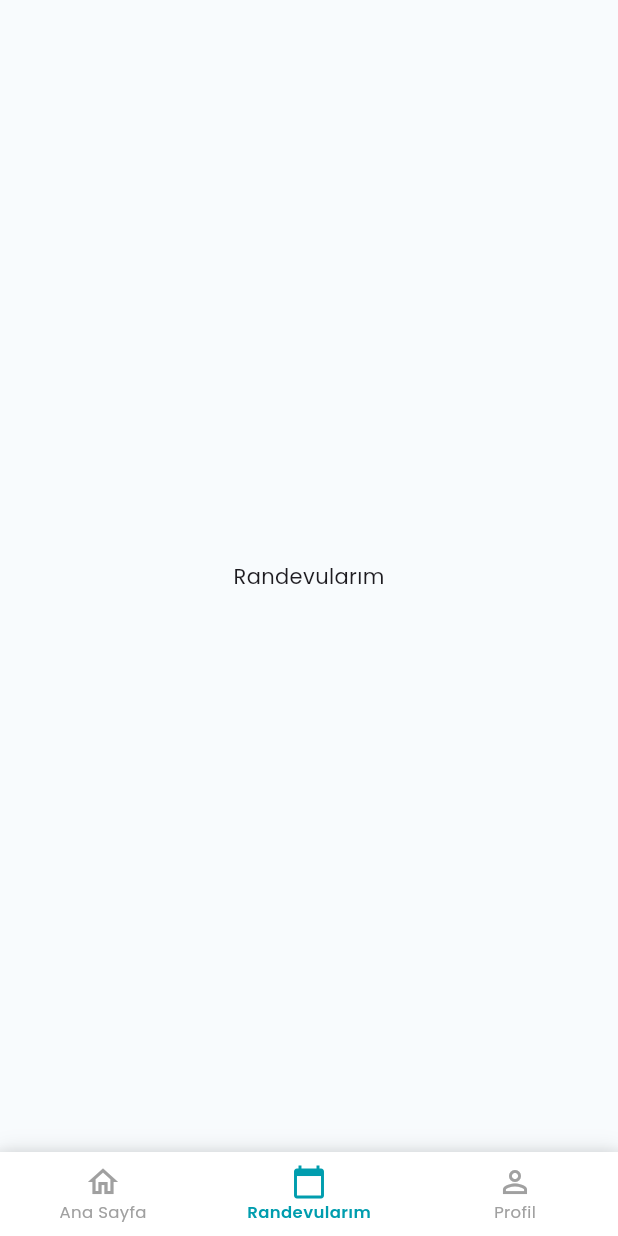
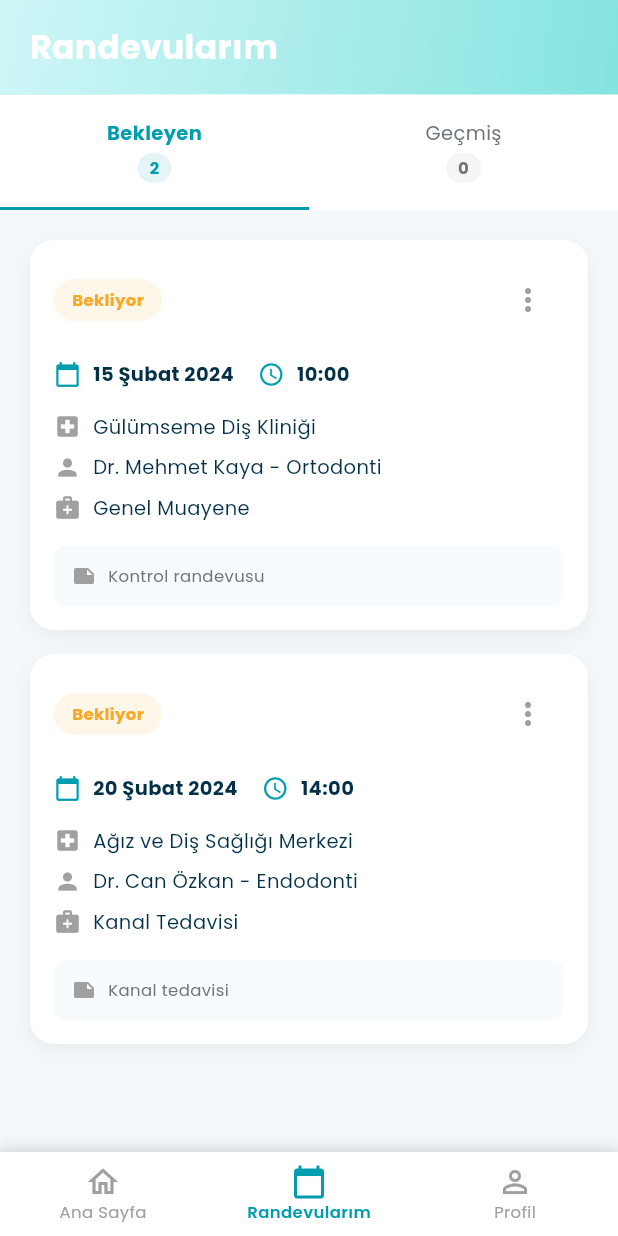
Before and after one commit to CemBlt/app_dent, a Flutter app: the screen it shows after launch, item 2 of the bottom bar chosen, on a phone screen of 412 x 824 dp. Run offline on Flutter 3.47's test engine with Material 3 defaults, Android fonts, the phone set to English and light mode, and no system bars; our stand-ins replace google_fonts.

Commit message:
Anasayfa iskelet ve randevularım sayfası

```diff
--- /dev/null
+++ b/lib/models/appointment.dart
@@ -0,0 +1,55 @@
+class Appointment {
+  final String id;
+  final String userId;
+  final String hospitalId;
+  final String doctorId;
+  final String date;
+  final String time;
+  final String status; // pending, completed, cancelled
+  final String service;
+  final String notes;
+  final String createdAt;
+
+  Appointment({
+    required this.id,
+    required this.userId,
+    required this.hospitalId,
+    required this.doctorId,
+    required this.date,
+    required this.time,
+    required this.status,
+    required this.service,
+    required this.notes,
+    required this.createdAt,
+  });
+
+  factory Appointment.fromJson(Map<String, dynamic> json) {
+    return Appointment(
+      id: json['id'] as String,
+      userId: json['userId'] as String,
+      hospitalId: json['hospitalId'] as String,
+      doctorId: json['doctorId'] as String,
+      date: json['date'] as String,
+      time: json['time'] as String,
+      status: json['status'] as String,
+      service: json['service'] as String,
+      notes: json['notes'] as String,
+      createdAt: json['createdAt'] as String,
+    );
+  }
+
+  Map<String, dynamic> toJson() {
+    return {
+      'id': id,
+      'userId': userId,
+      'hospitalId': hospitalId,
+      'doctorId': doctorId,
+      'date': date,
+      'time': time,
+      'status': status,
+      'service': service,
+      'notes': notes,
+      'createdAt': createdAt,
+    };
+  }
+}
--- /dev/null
+++ b/lib/models/service.dart
@@ -0,0 +1,31 @@
+class Service {
+  final String id;
+  final String name;
+  final String description;
+  final int price;
+
+  Service({
+    required this.id,
+    required this.name,
+    required this.description,
+    required this.price,
+  });
+
+  factory Service.fromJson(Map<String, dynamic> json) {
+    return Service(
+      id: json['id'] as String,
+      name: json['name'] as String,
+      description: json['description'] as String,
+      price: json['price'] as int,
+    );
+  }
+
+  Map<String, dynamic> toJson() {
+    return {
+      'id': id,
+      'name': name,
+      'description': description,
+      'price': price,
+    };
+  }
+}
--- /dev/null
+++ b/lib/screens/appointments_screen.dart
@@ -0,0 +1,533 @@
+import 'package:flutter/material.dart';
+
+import '../models/appointment.dart';
+import '../models/doctor.dart';
+import '../models/hospital.dart';
+import '../models/service.dart';
+import '../services/json_service.dart';
+import '../theme/app_theme.dart';
+
+class AppointmentsScreen extends StatefulWidget {
+  const AppointmentsScreen({super.key});
+
+  @override
+  State<AppointmentsScreen> createState() => _AppointmentsScreenState();
+}
+
+class _AppointmentsScreenState extends State<AppointmentsScreen> {
+  List<Appointment> _appointments = [];
+  List<Hospital> _hospitals = [];
+  List<Doctor> _doctors = [];
+  List<Service> _services = [];
+  bool _isLoading = true;
+  int _selectedTab = 0; // 0: Bekleyen, 1: Geçmiş
+
+  @override
+  void initState() {
+    super.initState();
+    _loadData();
+  }
+
+  Future<void> _loadData() async {
+    // Şimdilik userId = "1" kullanıyoruz
+    const String currentUserId = "1";
+
+    final appointments = await JsonService.getUserAppointments(currentUserId);
+    final hospitals = await JsonService.getHospitals();
+    final doctors = await JsonService.getDoctors();
+    final services = await JsonService.getServices();
+
+    setState(() {
+      _appointments = appointments;
+      _hospitals = hospitals;
+      _doctors = doctors;
+      _services = services;
+      _isLoading = false;
+    });
+  }
+
+  List<Appointment> get _pendingAppointments {
+    return _appointments.where((apt) => apt.status == 'pending').toList()
+      ..sort((a, b) {
+        final dateA = DateTime.parse('${a.date} ${a.time}');
+        final dateB = DateTime.parse('${b.date} ${b.time}');
+        return dateA.compareTo(dateB);
+      });
+  }
+
+  List<Appointment> get _pastAppointments {
+    return _appointments
+        .where((apt) => apt.status == 'completed' || apt.status == 'cancelled')
+        .toList()
+      ..sort((a, b) {
+        final dateA = DateTime.parse('${a.date} ${a.time}');
+        final dateB = DateTime.parse('${b.date} ${b.time}');
+        return dateB.compareTo(dateA);
+      });
+  }
+
+  Hospital? _getHospital(String hospitalId) {
+    try {
+      return _hospitals.firstWhere((h) => h.id == hospitalId);
+    } catch (e) {
+      return null;
+    }
+  }
+
+  Doctor? _getDoctor(String doctorId) {
+    try {
+      return _doctors.firstWhere((d) => d.id == doctorId);
+    } catch (e) {
+      return null;
+    }
+  }
+
+  Service? _getService(String serviceId) {
+    try {
+      return _services.firstWhere((s) => s.id == serviceId);
+    } catch (e) {
+      return null;
+    }
+  }
+
+  String _getStatusText(String status) {
+    switch (status) {
+      case 'pending':
+        return 'Bekliyor';
+      case 'completed':
+        return 'Tamamlandı';
+      case 'cancelled':
+        return 'İptal Edildi';
+      default:
+        return status;
+    }
+  }
+
+  Color _getStatusColor(String status) {
+    switch (status) {
+      case 'pending':
+        return AppTheme.warningOrange;
+      case 'completed':
+        return AppTheme.successGreen;
+      case 'cancelled':
+        return Colors.red;
+      default:
+        return AppTheme.grayText;
+    }
+  }
+
+  void _cancelAppointment(Appointment appointment) {
+    showDialog(
+      context: context,
+      builder: (context) => AlertDialog(
+        title: Text('Randevuyu İptal Et', style: AppTheme.headingSmall),
+        content: Text(
+          'Bu randevuyu iptal etmek istediğinize emin misiniz?',
+          style: AppTheme.bodyMedium,
+        ),
+        actions: [
+          TextButton(
+            onPressed: () => Navigator.pop(context),
+            child: Text(
+              'Hayır',
+              style: AppTheme.bodyMedium.copyWith(color: AppTheme.grayText),
+            ),
+          ),
+          TextButton(
+            onPressed: () {
+              // İptal işlemi (şimdilik sadece UI'dan kaldır)
+              setState(() {
+                _appointments.removeWhere((apt) => apt.id == appointment.id);
+              });
+              Navigator.pop(context);
+              ScaffoldMessenger.of(context).showSnackBar(
+                SnackBar(
+                  content: Text('Randevu iptal edildi'),
+                  backgroundColor: AppTheme.successGreen,
+                ),
+              );
+            },
+            child: Text(
+              'Evet',
+              style: AppTheme.bodyMedium.copyWith(color: Colors.red),
+            ),
+          ),
+        ],
+      ),
+    );
+  }
+
+  @override
+  Widget build(BuildContext context) {
+    return Scaffold(
+      body: Container(
+        decoration: const BoxDecoration(
+          image: DecorationImage(
+            image: AssetImage('assets/images/other_page.png'),
+            fit: BoxFit.cover,
+          ),
+        ),
+        child: SafeArea(
+          child: _isLoading
+              ? const Center(child: CircularProgressIndicator())
+              : Column(
+                  children: [
+                    // Header
+                    Container(
+                      padding: const EdgeInsets.symmetric(
+                        horizontal: 20,
+                        vertical: 16,
+                      ),
+                      decoration: BoxDecoration(
+                        gradient: const LinearGradient(
+                          begin: Alignment.topLeft,
+                          end: Alignment.bottomRight,
+                          colors: [
+                            AppTheme.lightTurquoise,
+                            AppTheme.mediumTurquoise,
+                          ],
+                        ),
+                      ),
+                      child: Row(
+                        children: [
+                          Text(
+                            'Randevularım',
+                            style: AppTheme.headingLarge.copyWith(
+                              color: AppTheme.white,
+                            ),
+                          ),
+                        ],
+                      ),
+                    ),
+                    // Tab Bar
+                    Container(
+                      color: AppTheme.white,
+                      child: Row(
+                        children: [
+                          Expanded(
+                            child: _buildTabButton(
+                              0,
+                              'Bekleyen',
+                              _pendingAppointments.length,
+                            ),
+                          ),
+                          Expanded(
+                            child: _buildTabButton(
+                              1,
+                              'Geçmiş',
+                              _pastAppointments.length,
+                            ),
+                          ),
+                        ],
+                      ),
+                    ),
+                    // List
+                    Expanded(
+                      child: RefreshIndicator(
+                        onRefresh: _loadData,
+                        child: _selectedTab == 0
+                            ? _buildAppointmentsList(_pendingAppointments)
+                            : _buildAppointmentsList(_pastAppointments),
+                      ),
+                    ),
+                  ],
+                ),
+        ),
+      ),
+    );
+  }
+
+  Widget _buildTabButton(int index, String label, int count) {
+    final isSelected = _selectedTab == index;
+    return Material(
+      color: Colors.transparent,
+      child: InkWell(
+        onTap: () {
+          setState(() {
+            _selectedTab = index;
+          });
+        },
+        child: Container(
+          padding: const EdgeInsets.symmetric(vertical: 16),
+          decoration: BoxDecoration(
+            border: Border(
+              bottom: BorderSide(
+                color: isSelected ? AppTheme.tealBlue : Colors.transparent,
+                width: 2,
+              ),
+            ),
+          ),
+          child: Column(
+            children: [
+              Text(
+                label,
+                style: AppTheme.bodyMedium.copyWith(
+                  fontWeight: isSelected ? FontWeight.bold : FontWeight.normal,
+                  color: isSelected ? AppTheme.tealBlue : AppTheme.grayText,
+                ),
+              ),
+              const SizedBox(height: 4),
+              Container(
+                padding: const EdgeInsets.symmetric(horizontal: 8, vertical: 2),
+                decoration: BoxDecoration(
+                  color: isSelected
+                      ? AppTheme.tealBlue.withOpacity(0.1)
+                      : AppTheme.iconGray.withOpacity(0.1),
+                  borderRadius: BorderRadius.circular(12),
+                ),
+                child: Text(
+                  count.toString(),
+                  style: AppTheme.bodySmall.copyWith(
+                    color: isSelected ? AppTheme.tealBlue : AppTheme.grayText,
+                    fontWeight: FontWeight.bold,
+                  ),
+                ),
+              ),
+            ],
+          ),
+        ),
+      ),
+    );
+  }
+
+  Widget _buildAppointmentsList(List<Appointment> appointments) {
+    if (appointments.isEmpty) {
+      return Center(
+        child: Column(
+          mainAxisAlignment: MainAxisAlignment.center,
+          children: [
+            Icon(
+              Icons.calendar_today_outlined,
+              size: 64,
+              color: AppTheme.iconGray,
+            ),
+            const SizedBox(height: 16),
+            Text(
+              'Randevu bulunamadı',
+              style: AppTheme.bodyLarge.copyWith(color: AppTheme.grayText),
+            ),
+          ],
+        ),
+      );
+    }
+
+    return ListView.builder(
+      padding: const EdgeInsets.all(20),
+      itemCount: appointments.length,
+      itemBuilder: (context, index) {
+        final appointment = appointments[index];
+        return _buildAppointmentCard(appointment);
+      },
+    );
+  }
+
+  Widget _buildAppointmentCard(Appointment appointment) {
+    final hospital = _getHospital(appointment.hospitalId);
+    final doctor = _getDoctor(appointment.doctorId);
+    final service = _getService(appointment.service);
+
+    return Container(
+      margin: const EdgeInsets.only(bottom: 16),
+      decoration: BoxDecoration(
+        color: AppTheme.white,
+        borderRadius: BorderRadius.circular(16),
+        boxShadow: [
+          BoxShadow(
+            color: Colors.black.withOpacity(0.05),
+            blurRadius: 10,
+            offset: const Offset(0, 4),
+          ),
+        ],
+      ),
+      child: Padding(
+        padding: const EdgeInsets.all(16),
+        child: Column(
+          crossAxisAlignment: CrossAxisAlignment.start,
+          children: [
+            // Header
+            Row(
+              mainAxisAlignment: MainAxisAlignment.spaceBetween,
+              children: [
+                Container(
+                  padding: const EdgeInsets.symmetric(
+                    horizontal: 12,
+                    vertical: 6,
+                  ),
+                  decoration: BoxDecoration(
+                    color: _getStatusColor(appointment.status).withOpacity(0.1),
+                    borderRadius: BorderRadius.circular(20),
+                  ),
+                  child: Text(
+                    _getStatusText(appointment.status),
+                    style: AppTheme.bodySmall.copyWith(
+                      color: _getStatusColor(appointment.status),
+                      fontWeight: FontWeight.bold,
+                    ),
+                  ),
+                ),
+                if (appointment.status == 'pending')
+                  IconButton(
+                    icon: const Icon(Icons.more_vert, color: AppTheme.iconGray),
+                    onPressed: () {
+                      _showAppointmentOptions(appointment);
+                    },
+                  ),
+              ],
+            ),
+            const SizedBox(height: 16),
+            // Tarih ve Saat
+            Row(
+              children: [
+                Icon(Icons.calendar_today, size: 18, color: AppTheme.tealBlue),
+                const SizedBox(width: 8),
+                Text(
+                  _formatDate(appointment.date),
+                  style: AppTheme.bodyMedium.copyWith(
+                    fontWeight: FontWeight.bold,
+                  ),
+                ),
+                const SizedBox(width: 16),
+                Icon(Icons.access_time, size: 18, color: AppTheme.tealBlue),
+                const SizedBox(width: 8),
+                Text(
+                  appointment.time,
+                  style: AppTheme.bodyMedium.copyWith(
+                    fontWeight: FontWeight.bold,
+                  ),
+                ),
+              ],
+            ),
+            const SizedBox(height: 16),
+            // Hastane
+            if (hospital != null) ...[
+              Row(
+                children: [
+                  Icon(
+                    Icons.local_hospital,
+                    size: 18,
+                    color: AppTheme.iconGray,
+                  ),
+                  const SizedBox(width: 8),
+                  Expanded(
+                    child: Text(hospital.name, style: AppTheme.bodyMedium),
+                  ),
+                ],
+              ),
+              const SizedBox(height: 8),
+            ],
+            // Doktor
+            if (doctor != null) ...[
+              Row(
+                children: [
+                  Icon(Icons.person, size: 18, color: AppTheme.iconGray),
+                  const SizedBox(width: 8),
+                  Expanded(
+                    child: Text(
+                      '${doctor.fullName} - ${doctor.specialty}',
+                      style: AppTheme.bodyMedium,
+                    ),
+                  ),
+                ],
+              ),
+              const SizedBox(height: 8),
+            ],
+            // Hizmet
+            if (service != null) ...[
+              Row(
+                children: [
+                  Icon(
+                    Icons.medical_services,
+                    size: 18,
+                    color: AppTheme.iconGray,
+                  ),
+                  const SizedBox(width: 8),
+                  Expanded(
+                    child: Text(service.name, style: AppTheme.bodyMedium),
+                  ),
+                ],
+              ),
+              const SizedBox(height: 8),
+            ],
+            // Notlar
+            if (appointment.notes.isNotEmpty) ...[
+              const SizedBox(height: 8),
+              Container(
+                padding: const EdgeInsets.all(12),
+                decoration: BoxDecoration(
+                  color: AppTheme.backgroundLight,
+                  borderRadius: BorderRadius.circular(8),
+                ),
+                child: Row(
+                  crossAxisAlignment: CrossAxisAlignment.start,
+                  children: [
+                    Icon(Icons.note, size: 16, color: AppTheme.iconGray),
+                    const SizedBox(width: 8),
+                    Expanded(
+                      child: Text(appointment.notes, style: AppTheme.bodySmall),
+                    ),
+                  ],
+                ),
+              ),
+            ],
+          ],
+        ),
+      ),
+    );
+  }
+
+  void _showAppointmentOptions(Appointment appointment) {
+    showModalBottomSheet(
+      context: context,
+      shape: const RoundedRectangleBorder(
+        borderRadius: BorderRadius.vertical(top: Radius.circular(20)),
+      ),
+      builder: (context) => Container(
+        padding: const EdgeInsets.all(20),
+        child: Column(
+          mainAxisSize: MainAxisSize.min,
+          children: [
+            ListTile(
+              leading: const Icon(Icons.edit, color: AppTheme.tealBlue),
+              title: Text('Düzenle', style: AppTheme.bodyMedium),
+              onTap: () {
+                Navigator.pop(context);
+                // Düzenleme sayfasına yönlendirme
+              },
+            ),
+            ListTile(
+              leading: const Icon(Icons.cancel, color: Colors.red),
+              title: Text('İptal Et', style: AppTheme.bodyMedium),
+              onTap: () {
+                Navigator.pop(context);
+                _cancelAppointment(appointment);
+              },
+            ),
+          ],
+        ),
+      ),
+    );
+  }
+
+  String _formatDate(String date) {
+    try {
+      final dateTime = DateTime.parse(date);
+      final months = [
+        'Ocak',
+        'Şubat',
+        'Mart',
+        'Nisan',
+        'Mayıs',
+        'Haziran',
+        'Temmuz',
+        'Ağustos',
+        'Eylül',
+        'Ekim',
+        'Kasım',
+        'Aralık',
+      ];
+      return '${dateTime.day} ${months[dateTime.month - 1]} ${dateTime.year}';
+    } catch (e) {
+      return date;
+    }
+  }
+}
--- a/lib/screens/home_screen.dart
+++ b/lib/screens/home_screen.dart
@@ -34,6 +34,13 @@ class _HomeScreenState extends State<HomeScreen> {
     final doctors = await JsonService.getPopularDoctors();
     final tips = await JsonService.getTips();
 
+    // Hastaneleri uzaklığa göre sırala (en yakından uzağa)
+    hospitals.sort((a, b) {
+      final distanceA = _getDistanceValue(a);
+      final distanceB = _getDistanceValue(b);
+      return distanceA.compareTo(distanceB);
+    });
+
     setState(() {
       _hospitals = hospitals;
       _popularDoctors = doctors;
@@ -52,6 +59,19 @@ class _HomeScreenState extends State<HomeScreen> {
         _startTipCarousel();
       }
     });
+  }
+
+  // Uzaklık değerini sayısal olarak döndür
+  double _getDistanceValue(Hospital hospital) {
+    // Gerçek konum bilgisi olmadığı için hastane ID'sine göre sabit değer
+    final distances = {'1': 1.2, '2': 0.8, '3': 2.5};
+    return distances[hospital.id] ?? 1.6;
+  }
+
+  // Uzaklık hesaplama (string formatında)
+  String _getDistance(Hospital hospital) {
+    final distance = _getDistanceValue(hospital);
+    return '${distance.toStringAsFixed(1)} km';
   }
 
   @override
@@ -605,12 +625,15 @@ class _HomeScreenState extends State<HomeScreen> {
                           ),
                           const SizedBox(width: 12),
                           Icon(
-                            Icons.access_time,
+                            Icons.location_on,
                             size: 14,
                             color: AppTheme.iconGray,
                           ),
                           const SizedBox(width: 4),
-                          Text('09:00 - 18:00', style: AppTheme.bodySmall),
+                          Text(
+                            _getDistance(hospital),
+                            style: AppTheme.bodySmall,
+                          ),
                         ],
                       ),
                     ],
--- a/lib/screens/main_screen.dart
+++ b/lib/screens/main_screen.dart
@@ -1,8 +1,8 @@
 import 'package:flutter/material.dart';
 import '../theme/app_theme.dart';
 import 'home_screen.dart';
-// Randevularım ve Profil sayfaları daha sonra eklenecek
-// import 'appointments_screen.dart';
+import 'appointments_screen.dart';
+// Profil sayfası daha sonra eklenecek
 // import 'profile_screen.dart';
 
 class MainScreen extends StatefulWidget {
@@ -17,9 +17,7 @@ class _MainScreenState extends State<MainScreen> {
 
   final List<Widget> _screens = [
     const HomeScreen(),
-    // Randevularım sayfası daha sonra eklenecek
-    // const AppointmentsScreen(),
-    const Center(child: Text('Randevularım')),
+    const AppointmentsScreen(),
     // Profil sayfası daha sonra eklenecek
     // const ProfileScreen(),
     const Center(child: Text('Profil')),
--- a/lib/services/json_service.dart
+++ b/lib/services/json_service.dart
@@ -3,6 +3,8 @@ import 'package:flutter/services.dart';
 import '../models/hospital.dart';
 import '../models/doctor.dart';
 import '../models/tip.dart';
+import '../models/appointment.dart';
+import '../models/service.dart';
 
 class JsonService {
   // Hastaneleri getir
@@ -64,4 +66,46 @@ class JsonService {
           hospital.address.toLowerCase().contains(lowerQuery);
     }).toList();
   }
+
+  // Randevuları getir
+  static Future<List<Appointment>> getAppointments() async {
+    try {
+      final String response =
+          await rootBundle.loadString('assets/data/appointments.json');
+      final List<dynamic> data = json.decode(response);
+      return data.map((json) => Appointment.fromJson(json)).toList();
+    } catch (e) {
+      return [];
+    }
+  }
+
+  // Kullanıcının randevularını getir
+  static Future<List<Appointment>> getUserAppointments(String userId) async {
+    final allAppointments = await getAppointments();
+    return allAppointments
+        .where((appointment) => appointment.userId == userId)
+        .toList();
+  }
+
+  // Hizmetleri getir
+  static Future<List<Service>> getServices() async {
+    try {
+      final String response =
+          await rootBundle.loadString('assets/data/services.json');
+      final List<dynamic> data = json.decode(response);
+      return data.map((json) => Service.fromJson(json)).toList();
+    } catch (e) {
+      return [];
+    }
+  }
+
+  // Hizmet getir
+  static Future<Service?> getService(String serviceId) async {
+    final allServices = await getServices();
+    try {
+      return allServices.firstWhere((service) => service.id == serviceId);
+    } catch (e) {
+      return null;
+    }
+  }
 }
```
Also changed, not shown: assets/data/appointments.json (line endings or trailing spaces), assets/data/doctors.json (line endings or trailing spaces), assets/data/holidays.json (line endings or trailing spaces), assets/data/hospitals.json (line endings or trailing spaces), assets/data/ratings.json (line endings or trailing spaces), assets/data/reviews.json (line endings or trailing spaces), assets/data/services.json (line endings or trailing spaces), assets/data/tips.json (line endings or trailing spaces), assets/data/users.json (line endings or trailing spaces), assets/data/workingHours.json (line endings or trailing spaces), assets/images/other_page.png (added), lib/models/doctor.dart (line endings or trailing spaces), lib/models/hospital.dart (line endings or trailing spaces), lib/models/tip.dart (line endings or trailing spaces).
